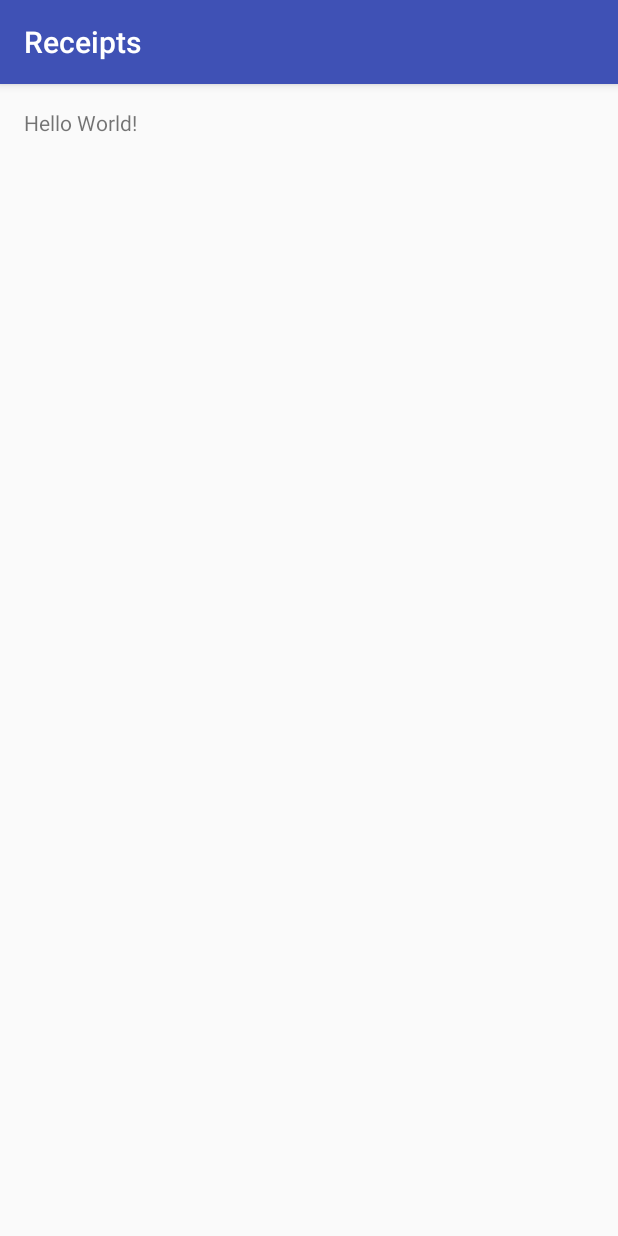
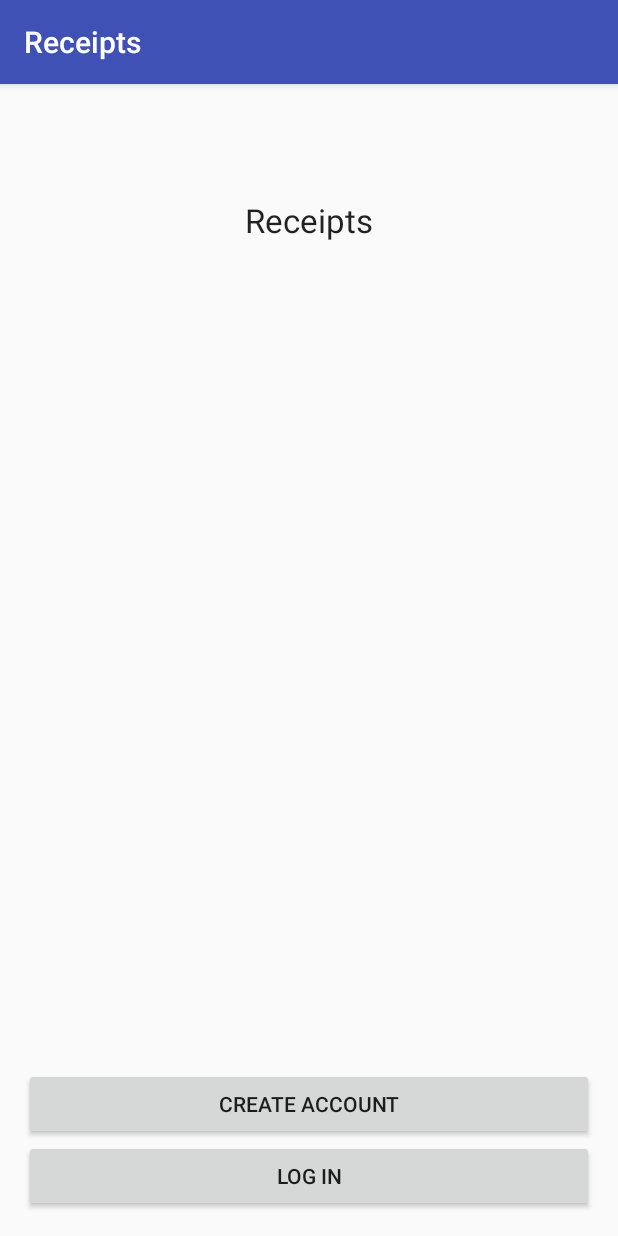
Before and after one commit to mqunell/Receipts, an Android app: the screen it shows after launch (Main), on a phone screen of 412 x 824 dp. Run offline under Robolectric (Android 15) with nearby library versions, the phone set to English and light mode, and no system bars.

Commit message:
Set up basic layout for Main

```diff
--- a/app/src/main/res/layout/activity_main.xml
+++ b/app/src/main/res/layout/activity_main.xml
@@ -9,8 +9,34 @@
     android:paddingTop="@dimen/activity_vertical_margin"
     tools:context="com.mattqunell.receipts.Main">
 
-    <TextView
+    <TextView android:id="@+id/main_textview_intro"
+        android:text="@string/main_textview_intro"
+        android:textAppearance="?android:attr/textAppearanceLarge"
         android:layout_width="wrap_content"
         android:layout_height="wrap_content"
-        android:text="Hello World!" />
+        android:layout_alignParentTop="true"
+        android:layout_centerHorizontal="true"
+        android:layout_marginTop="60dp" />
+
+    <!--android:src="@drawable/logo"-->
+    <ImageView android:id="@+id/main_imageview_logo"
+        android:contentDescription="@string/main_imageview_logo_description"
+        android:layout_width="wrap_content"
+        android:layout_height="wrap_content"
+        android:layout_alignParentTop="true"
+        android:layout_centerHorizontal="true"
+        android:layout_marginTop="200dp" />
+
+    <Button android:id="@+id/main_button_create"
+        android:text="@string/main_button_create"
+        android:layout_width="match_parent"
+        android:layout_height="wrap_content"
+        android:layout_above="@id/main_button_login" />
+
+    <Button android:id="@+id/main_button_login"
+        android:text="@string/main_button_login"
+        android:layout_width="match_parent"
+        android:layout_height="wrap_content"
+        android:layout_alignParentBottom="true" />
+
 </RelativeLayout>
--- a/app/src/main/res/values/strings.xml
+++ b/app/src/main/res/values/strings.xml
@@ -1,3 +1,9 @@
 <resources>
     <string name="app_name">Receipts</string>
+
+    <!-- Main -->
+    <string name="main_textview_intro">Receipts</string>
+    <string name="main_imageview_logo_description">Logo</string>
+    <string name="main_button_create">Create Account</string>
+    <string name="main_button_login">Log In</string>
 </resources>
```
